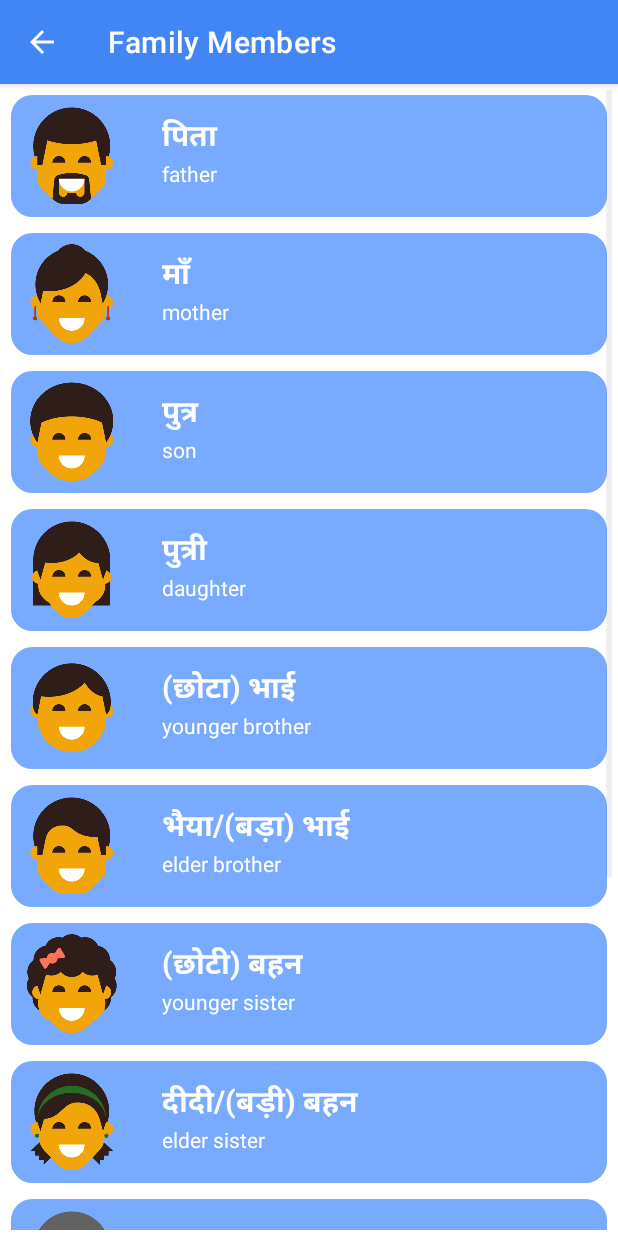
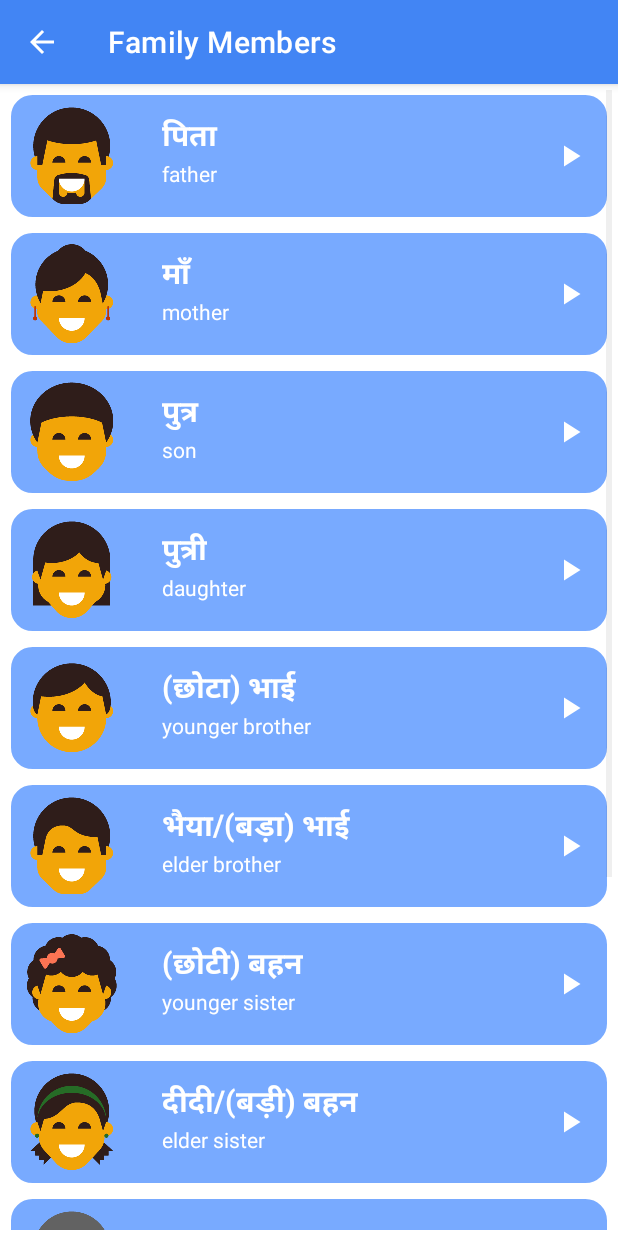
Before and after one commit to Abizer-R/LearnHindi, an Android app: the FamilyActivity screen opened directly, with no data from a screen before it, on a phone screen of 412 x 824 dp. Run offline under Robolectric (Android 15) with nearby library versions, the light colour scheme and no system bars.

Commit message:
Added Play Icon

```diff
--- a/app/src/main/res/layout/list_item.xml
+++ b/app/src/main/res/layout/list_item.xml
@@ -12,7 +12,7 @@
         android:layout_height="wrap_content"
         android:src="@mipmap/ic_launcher_round" />
 
-    <LinearLayout
+    <RelativeLayout
         android:layout_width="match_parent"
         android:layout_height="match_parent"
         android:orientation="vertical"
@@ -20,7 +20,7 @@
 
         <TextView
             android:id="@+id/hindiTextView"
-            android:layout_width="match_parent"
+            android:layout_width="wrap_content"
             android:layout_height="wrap_content"
             android:layout_marginLeft="16dp"
             android:layout_marginTop="16dp"
@@ -31,7 +31,7 @@
 
         <TextView
             android:id="@+id/englishTextView"
-            android:layout_width="match_parent"
+            android:layout_width="wrap_content"
             android:layout_height="wrap_content"
             android:layout_below="@+id/hindiTextView"
             android:layout_marginLeft="16dp"
@@ -39,7 +39,16 @@
             android:text="nine"
             android:textColor="@color/white"/>
 
-    </LinearLayout>
+        <ImageView
+            android:layout_width="wrap_content"
+            android:layout_height="wrap_content"
+            android:src="@drawable/baseline_play_arrow_white_24"
+            android:layout_centerVertical="true"
+            android:layout_alignParentRight="true"
+            android:layout_marginRight="16dp" />
+
+
+    </RelativeLayout>
 
 
 
--- a/app/src/main/res/layout/word_list_layout.xml
+++ b/app/src/main/res/layout/word_list_layout.xml
@@ -13,6 +13,7 @@
         android:id="@+id/wordListView"
         android:divider="@null"
         android:dividerHeight="4dp"
-        android:layout_margin="4dp"/>
+        android:layout_margin="4dp"
+        android:drawSelectorOnTop="true"/>
 
 </LinearLayout>
```
Also changed, not shown: app/src/main/res/drawable-hdpi/baseline_play_arrow_black_24.png (deleted), app/src/main/res/drawable-hdpi/baseline_play_arrow_white_24.png (added), app/src/main/res/drawable-mdpi/baseline_play_arrow_black_24.png (deleted), app/src/main/res/drawable-xhdpi/baseline_play_arrow_black_24.png (deleted), app/src/main/res/drawable-xhdpi/baseline_play_arrow_white_24.png (added), app/src/main/res/drawable-xxhdpi/baseline_play_arrow_black_24.png (deleted), app/src/main/res/drawable-xxhdpi/baseline_play_arrow_white_24.png (added), app/src/main/res/drawable-xxxhdpi/baseline_play_arrow_black_24.png (deleted), app/src/main/res/drawable-xxxhdpi/baseline_play_arrow_white_24.png (added).
